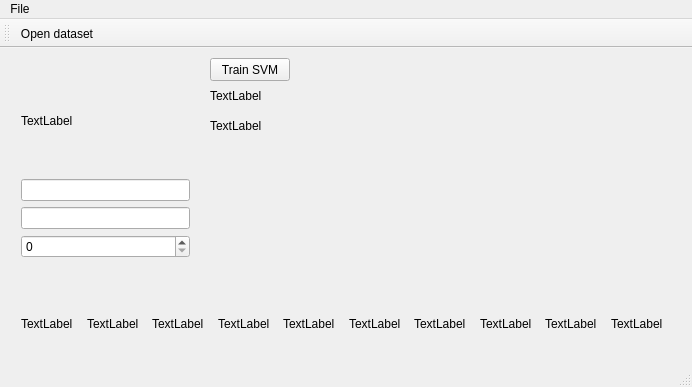
Qt form mainwindow.ui (Logrus/ml_cs231n_cpp) before a commit.
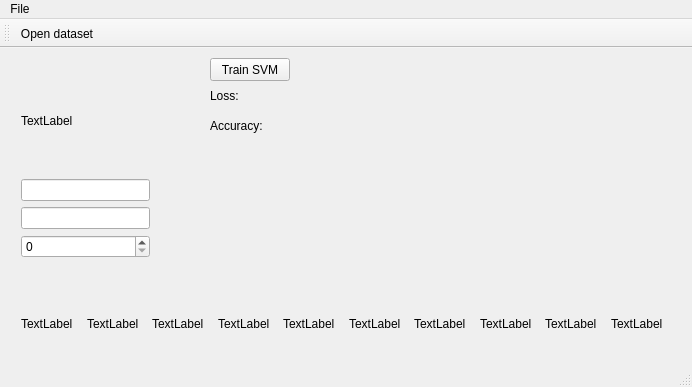
The same form after that commit.

What changed in the file:
```diff
--- a/mainwindow.ui
+++ b/mainwindow.ui
@@ -32,7 +32,7 @@
      <rect>
       <x>10</x>
       <y>10</y>
-      <width>191</width>
+      <width>151</width>
       <height>211</height>
      </rect>
     </property>
@@ -147,7 +147,7 @@
      </rect>
     </property>
     <property name="text">
-     <string>TextLabel</string>
+     <string>Loss:</string>
     </property>
    </widget>
    <widget class="QLabel" name="accLabel">
@@ -160,7 +160,7 @@
      </rect>
     </property>
     <property name="text">
-     <string>TextLabel</string>
+     <string>Accuracy:</string>
     </property>
    </widget>
    <zorder>layoutWidget</zorder>
```
Left out of the diff: 2 changed lines with no effect on the pictures.
